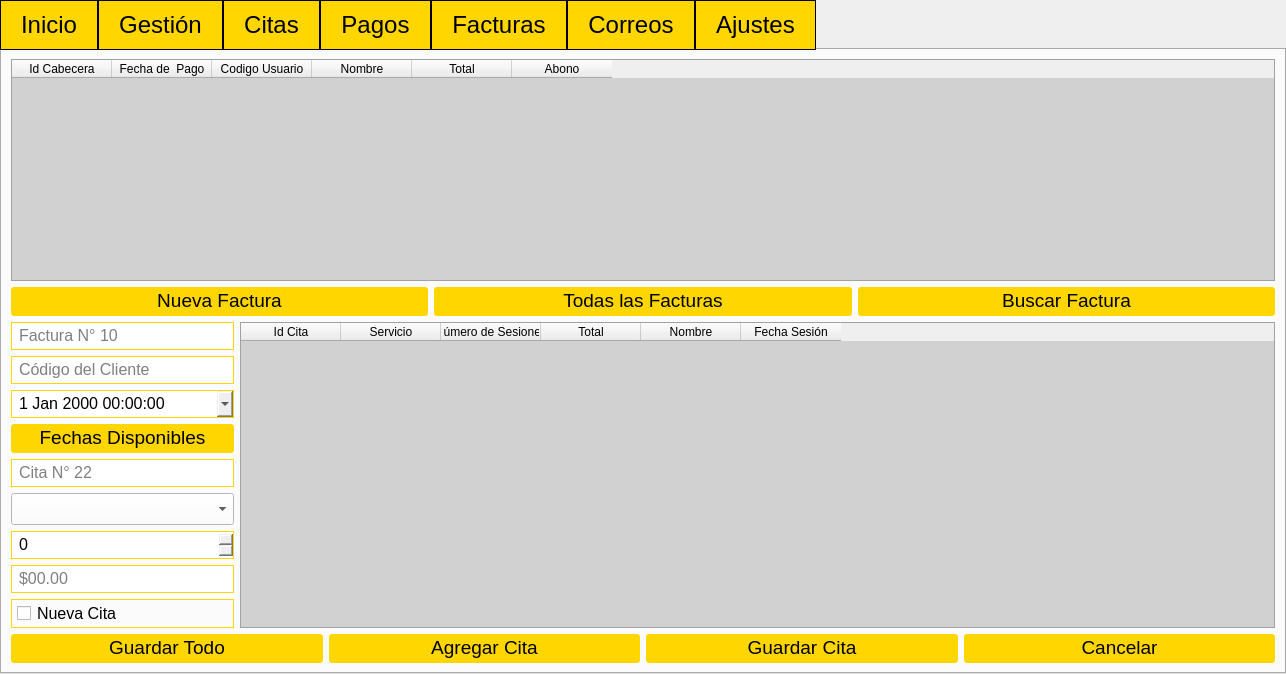
The window that GymFitness/View/gymoperations.ui (J-Pinos3/Desktop_GymManagement) describes before a commit, drawn with Qt 5.
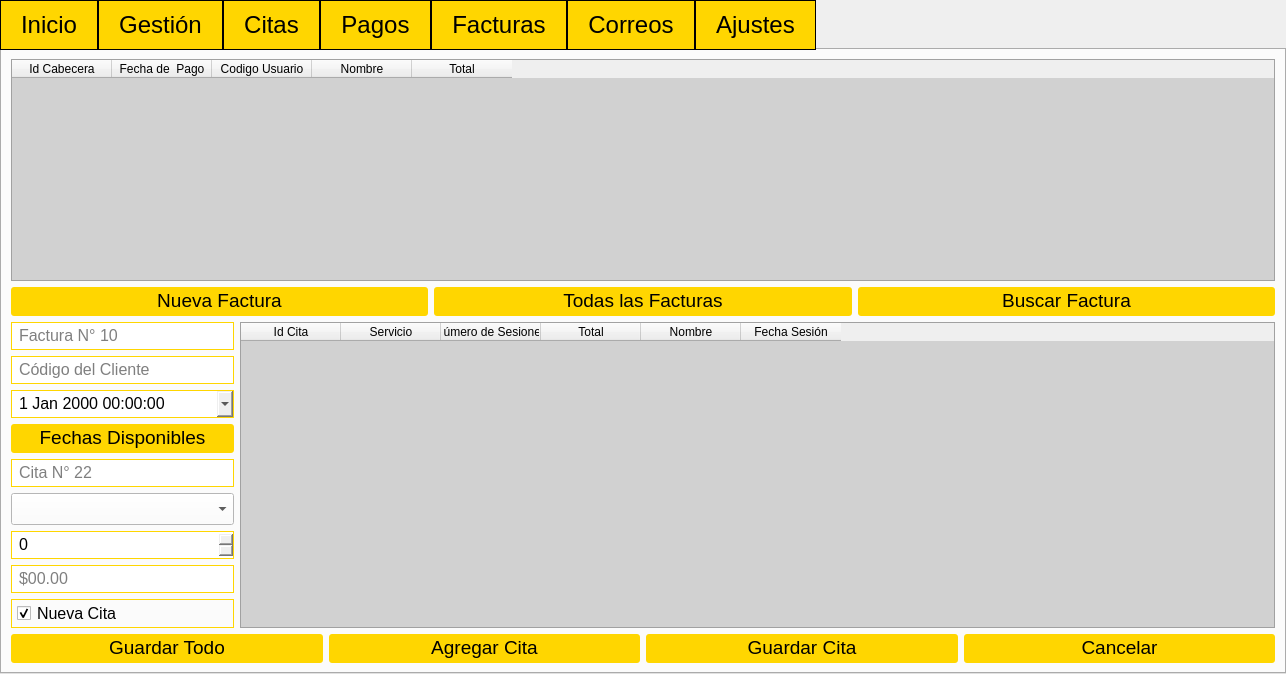
The same window after the commit. The open tabs and pages were chosen to show the change. Icons and pictures are not drawn.

What changed in the file:
```diff
--- a/GymFitness/View/gymoperations.ui
+++ b/GymFitness/View/gymoperations.ui
@@ -631,11 +631,6 @@
              <string>Total</string>
             </property>
            </column>
-           <column>
-            <property name="text">
-             <string>Abono</string>
-            </property>
-           </column>
           </widget>
          </item>
          <item>
@@ -779,6 +774,9 @@
                <property name="text">
                 <string>Nueva Cita</string>
                </property>
+               <property name="checked">
+                <bool>true</bool>
+               </property>
               </widget>
              </item>
             </layout>
```
Left out of the diff: 9 changed lines with no effect on the pictures.
